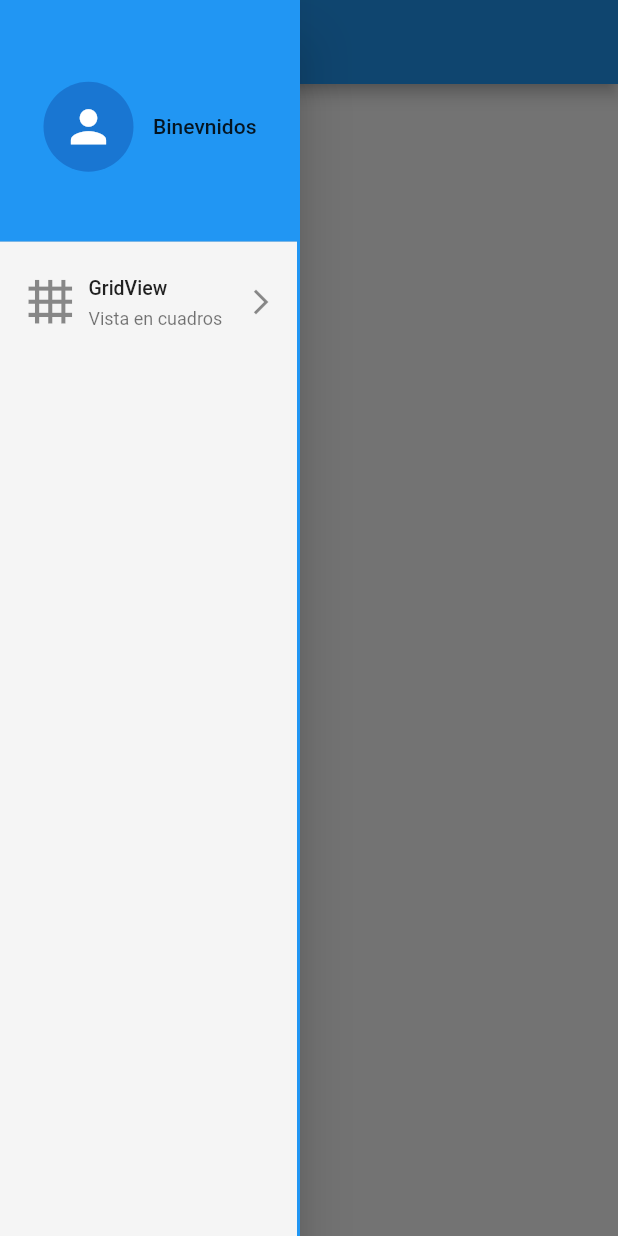
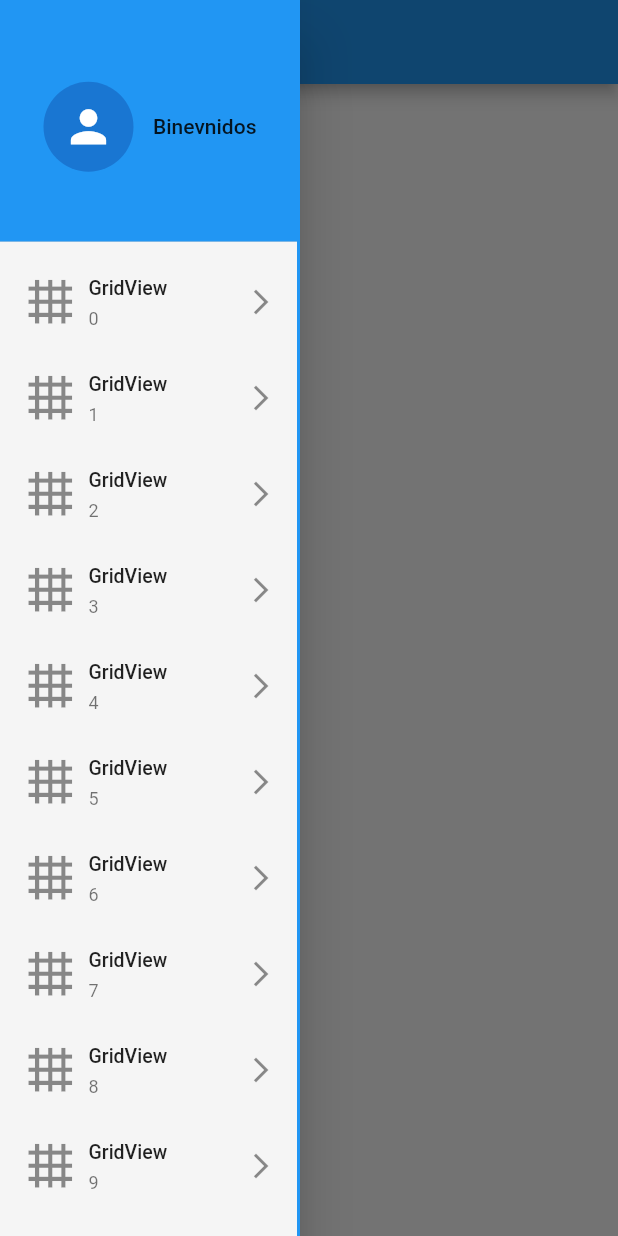
Before and after one commit to geeklagunero/tools_flutter, a Flutter app: the screen it shows after launch, with the side drawer open, on a phone screen of 412 x 824 dp. Run offline on Flutter 3.47's test engine with Material 2 defaults, Android fonts, the phone set to English and light mode, and no system bars.

Commit message:
custom drawer

```diff
--- a/lib/src/Widgets/my_drawer.dart
+++ b/lib/src/Widgets/my_drawer.dart
@@ -18,17 +18,24 @@ class MyDrawer extends StatelessWidget {
       child: ListView(
         children: [
           const MyDrawerHeader(),
-          ListTile(
+          ListView.builder(
+            physics:  const NeverScrollableScrollPhysics(),
+            shrinkWrap: true,
+            itemCount: 30,
+            itemBuilder: (context, i){
+              return ListTile(
                 dense: true,
                 horizontalTitleGap: 8.0,
                 minLeadingWidth: 10.0,
                 leading: const Icon(Icons.grid_4x4, size: 35.0,),
                 title: const Text("GridView"),
-            subtitle: const Text("Vista en cuadros"),
+                subtitle: Text("${i}"),
                 trailing: const Icon(Icons.arrow_forward_ios_outlined, size: 20.0,),
                 onTap: (){
                   Navigator.pop(context);
                 },
+              );
+            }
           ),
         ],
       ),
```
Lines whose indentation alone changed are shown as unchanged.
